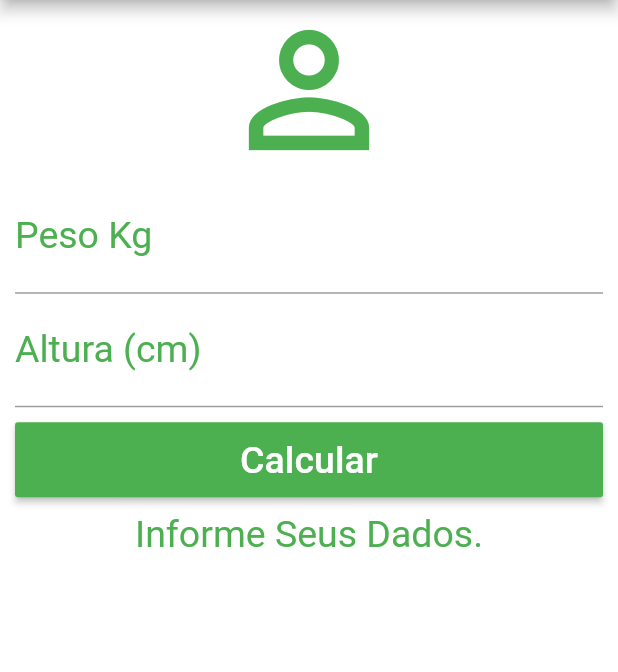
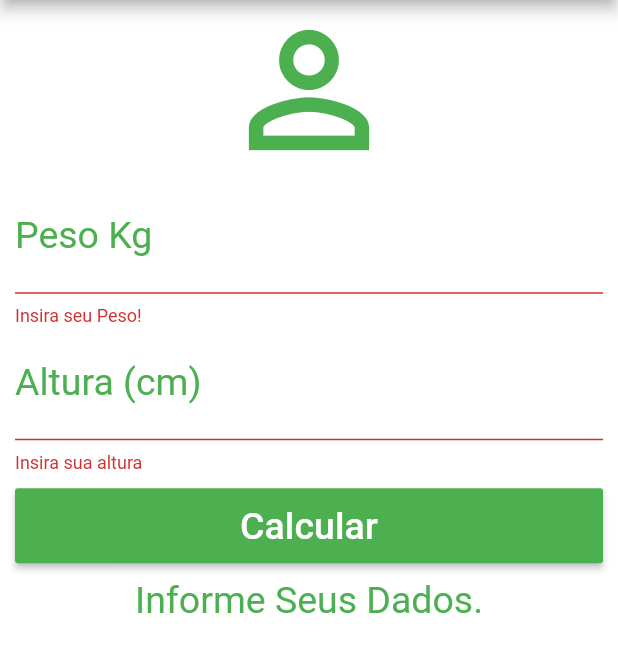
Before and after one commit to zVinicius/calculadoraIMC, a Flutter app: the screen it shows after launch, after a tap on "Calcular", on a phone screen of 412 x 824 dp, the part 84-756 px from its top. Run offline on Flutter 3.47's test engine with Material 2 defaults, Android fonts, the phone set to English and light mode, and no system bars.

Commit message:
exercicio finalizado

```diff
--- a/lib/main.dart
+++ b/lib/main.dart
@@ -18,13 +18,17 @@ class Home extends StatefulWidget{
    TextEditingController weigthController = TextEditingController();
    TextEditingController heightController = TextEditingController();
 
+   GlobalKey<FormState> _formKey = GlobalKey<FormState>();
+
    String _infoText = "Informe Seus Dados.";
 
    void _resetFields(){
      weigthController.text = "";
      heightController.text = "";
-
+      setState(() {
         _infoText = "Informe Seus Dados.";
+        _formKey = GlobalKey<FormState>();
+      });
    }
 
    void _calculate(){
@@ -39,10 +43,22 @@ class Home extends StatefulWidget{
         if(imc < 18.6){
           _infoText = "Abaixo do Peso (${imc.toStringAsPrecision(4)})";
         }
+        else if (imc >= 18.6 && imc <= 24.9){
+          _infoText = "Peso ideal (${imc.toStringAsPrecision(4)})";
+        }
+        else if (imc >= 24.9 && imc <= 29.9){
+          _infoText = "Levemente acima do peso (${imc.toStringAsPrecision(4)})";
+        }
+        else if (imc >= 29.9 && imc <= 34.9){
+          _infoText = "Obesidade grau I (${imc.toStringAsPrecision(4)})";
+        }
+        else if (imc >= 34.9 && imc <= 39.9){
+          _infoText = "Obesidade grau II (${imc.toStringAsPrecision(4)})";
+        }
+        else if (imc >=  40){
+          _infoText = "Obesidade grau III (${imc.toStringAsPrecision(4)})";
+        }
      });
-
-
-
    }
 
    @override
@@ -62,14 +78,16 @@ class Home extends StatefulWidget{
        backgroundColor: Colors.white,
        body: SingleChildScrollView(
          padding: EdgeInsets.fromLTRB(10.0, 0, 10.0, 0.0),
+         child: Form(
+           key: _formKey,
            child:
-          Column(
+              Column (
                 //isso vai fazer com que todos os itens da coluna preencham toda a tela no eixo "x"
                 crossAxisAlignment: CrossAxisAlignment.stretch,
                 children: <Widget>[
                   //específicamente esse widget não vai ocupar toda linha dele pq foi estabelecido um tamanho para ele
                   Icon(Icons.person_outline, size: 120.0, color: Colors.green),
-            TextField(
+                  TextFormField(
                     keyboardType: TextInputType.number,
                     decoration: InputDecoration(
                       labelText: "Peso Kg",
@@ -78,8 +96,13 @@ class Home extends StatefulWidget{
                       textAlign: TextAlign.center,
                       style: TextStyle(color: Colors.green, fontSize: 25.0),
                       controller: weigthController,
+                    validator: (value){
+                      if(value.isEmpty){
+                        return "Insira seu Peso!";
+                      }
+                    },
                   ),
-            TextField(
+                  TextFormField(
                     keyboardType: TextInputType.number,
                     decoration: InputDecoration(
                       labelText: "Altura (cm)",
@@ -88,6 +111,11 @@ class Home extends StatefulWidget{
                     textAlign: TextAlign.center,
                     style: TextStyle(color: Colors.green, fontSize: 25.0),
                     controller: heightController,
+                    validator: (value){
+                        if(value.isEmpty){
+                          return "Insira sua altura";
+                        }
+                    }
                     ),
                     Padding(
                       padding: EdgeInsets.only(top:10.0, bottom: 10.0),
@@ -95,7 +123,11 @@ class Home extends StatefulWidget{
                         Container(
                           height: 50.0,
                           child: RaisedButton(
-                      onPressed: _calculate,
+                            onPressed: (){
+                              if(_formKey.currentState.validate()){
+                                _calculate();
+                              }
+                            },
                             child: Text("Calcular", style: TextStyle(color: Colors.white, fontSize: 25.0)),
                             color: Colors.green,
                           ),
@@ -108,6 +140,7 @@ class Home extends StatefulWidget{
                     )
                 ],
               ),
+         ),
        )
      );
    }
```
Also changed, not shown: pubspec.lock. Lines whose indentation alone changed are shown as unchanged.
